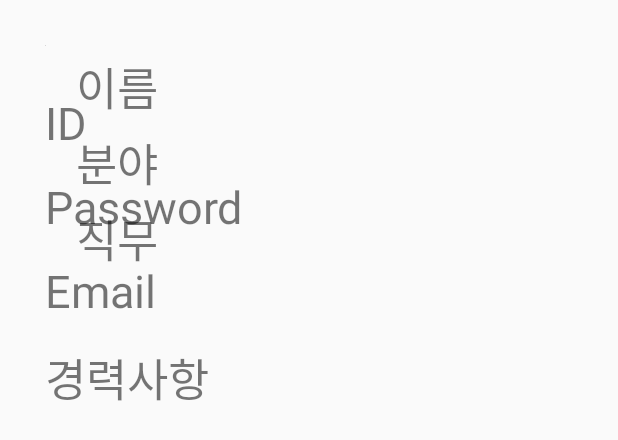
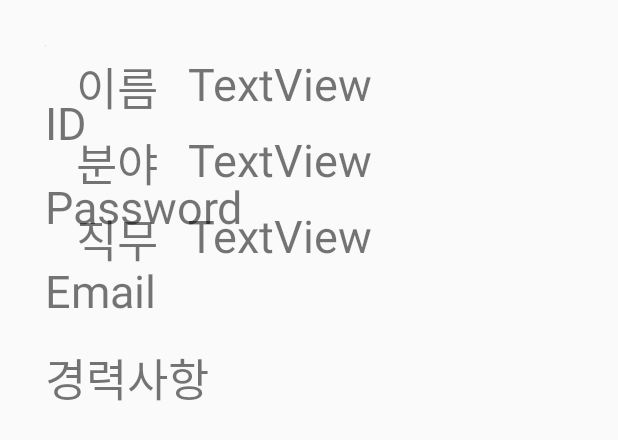
Before and after one commit to msk9912/-AND, an Android app: the layout profile.xml on its own in the app's theme, with its tools: preview values and no code run, on a phone screen of 412 x 824 dp. Shown: the top 440 px of the screen. Run offline under Robolectric (Android 15) with nearby library versions, the phone set to English and light mode, and no system bars.

Commit message:
profile1

```diff
--- a/app/src/main/res/layout/profile.xml
+++ b/app/src/main/res/layout/profile.xml
@@ -27,6 +27,16 @@
         android:textSize="30sp" />
 
     <TextView
+        android:id="@+id/textView"
+        android:layout_width="wrap_content"
+        android:layout_height="wrap_content"
+        android:layout_toRightOf="@id/name"
+        android:paddingLeft="20dp"
+        android:paddingTop="5dp"
+        android:text="TextView"
+        android:textSize="30sp" />
+
+    <TextView
         android:id="@+id/field"
         android:layout_width="wrap_content"
         android:layout_height="wrap_content"
@@ -40,6 +50,17 @@
         android:textSize="30sp" />
 
     <TextView
+        android:id="@+id/textView2"
+        android:layout_width="wrap_content"
+        android:layout_height="wrap_content"
+        android:layout_below="@id/name"
+        android:layout_toRightOf="@id/name"
+        android:paddingLeft="20dp"
+        android:paddingTop="5dp"
+        android:text="TextView"
+        android:textSize="30sp" />
+
+    <TextView
         android:id="@+id/job"
         android:layout_width="wrap_content"
         android:layout_height="wrap_content"
@@ -49,6 +70,17 @@
         android:paddingTop="5dp"
         android:paddingRight="0dp"
         android:text="직무"
+        android:textSize="30sp" />
+
+    <TextView
+        android:id="@+id/textView3"
+        android:layout_width="wrap_content"
+        android:layout_height="wrap_content"
+        android:layout_below="@id/field"
+        android:layout_toRightOf="@id/name"
+        android:paddingLeft="20dp"
+        android:paddingTop="5dp"
+        android:text="TextView"
         android:textSize="30sp" />
 
     <TextView
```
